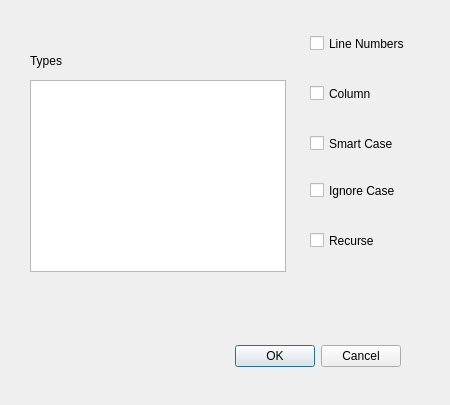
Old version of the form gui/common.ui in the repository CraigDawson/yapygrep.
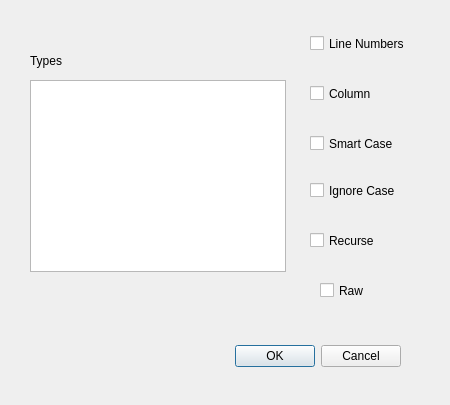
New version of the form.

Patch:
```diff
--- a/gui/common.ui
+++ b/gui/common.ui
@@ -117,6 +117,19 @@
     <string>Types</string>
    </property>
   </widget>
+  <widget class="QCheckBox" name="checkBox_6">
+   <property name="geometry">
+    <rect>
+     <x>320</x>
+     <y>280</y>
+     <width>88</width>
+     <height>21</height>
+    </rect>
+   </property>
+   <property name="text">
+    <string>Raw</string>
+   </property>
+  </widget>
  </widget>
  <resources/>
  <connections>
```
